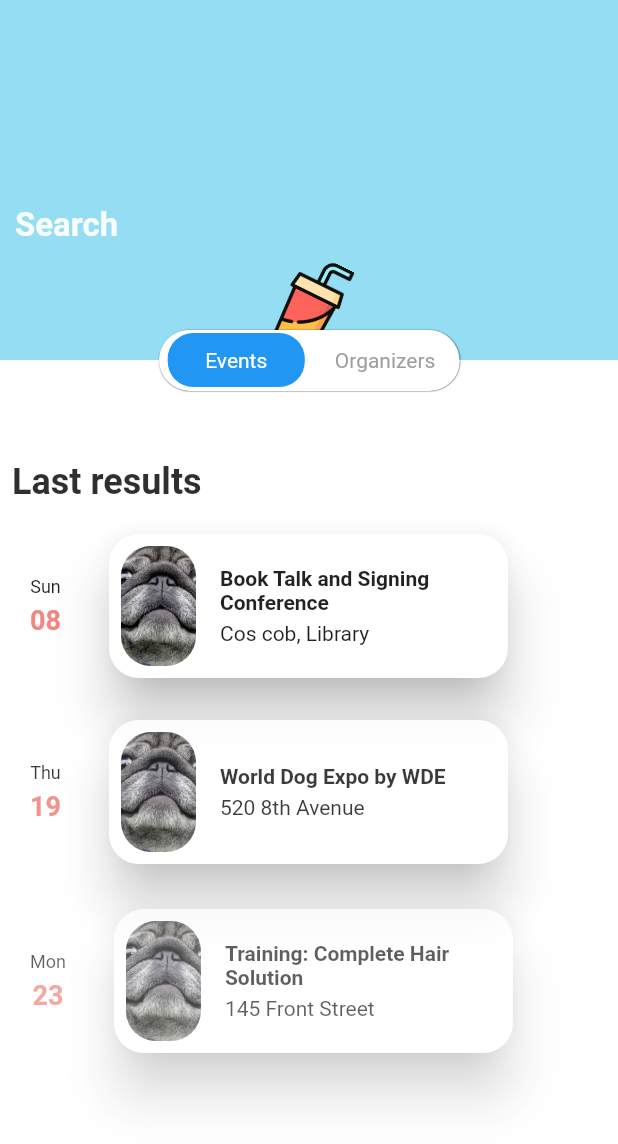
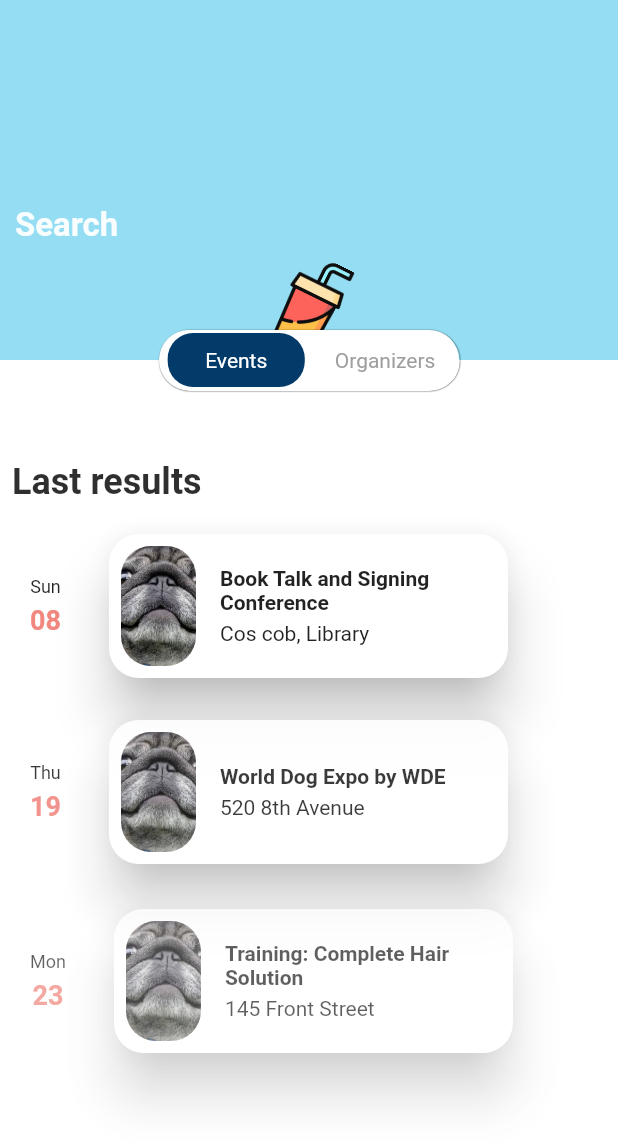
Before and after one commit to larsien/UIChallenge_event_ios_mobile_app_animation_by_ronasit, a Flutter app: the LastResultPage screen opened directly, on a phone screen of 412 x 824 dp. Shown: the top 1144 px of the screen. Run offline on Flutter 3.47's test engine with Material 2 defaults, Android fonts, the light colour scheme and no system bars.

Commit message:
Refactor : change menu color

```diff
--- a/lib/page2.dart
+++ b/lib/page2.dart
@@ -351,8 +351,9 @@ class _CustomCoffeeAppBarState extends State<CustomCoffeeAppBar> {
                         alignment: Alignment.center,
                         decoration: BoxDecoration(
                             borderRadius: BorderRadius.circular(17),
-                            color:
-                                isMenu1Selected ? Colors.blue : Colors.white),
+                            color: isMenu1Selected
+                                ? const Color.fromARGB(255, 2, 58, 105)
+                                : Colors.white),
                         child: Padding(
                             padding: const EdgeInsets.symmetric(
                                 vertical: 10, horizontal: 25),
```
